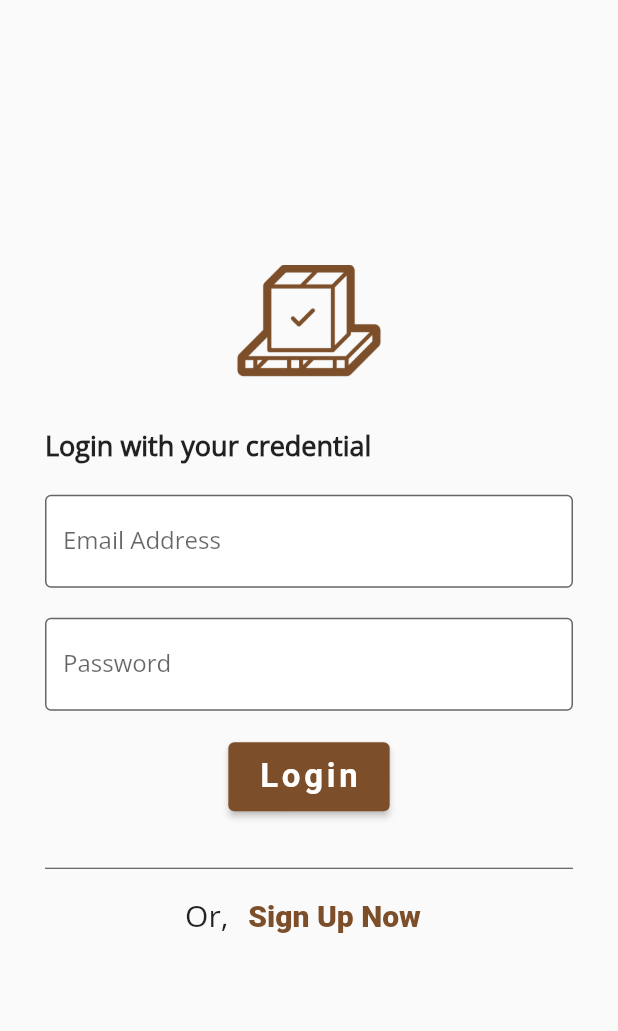
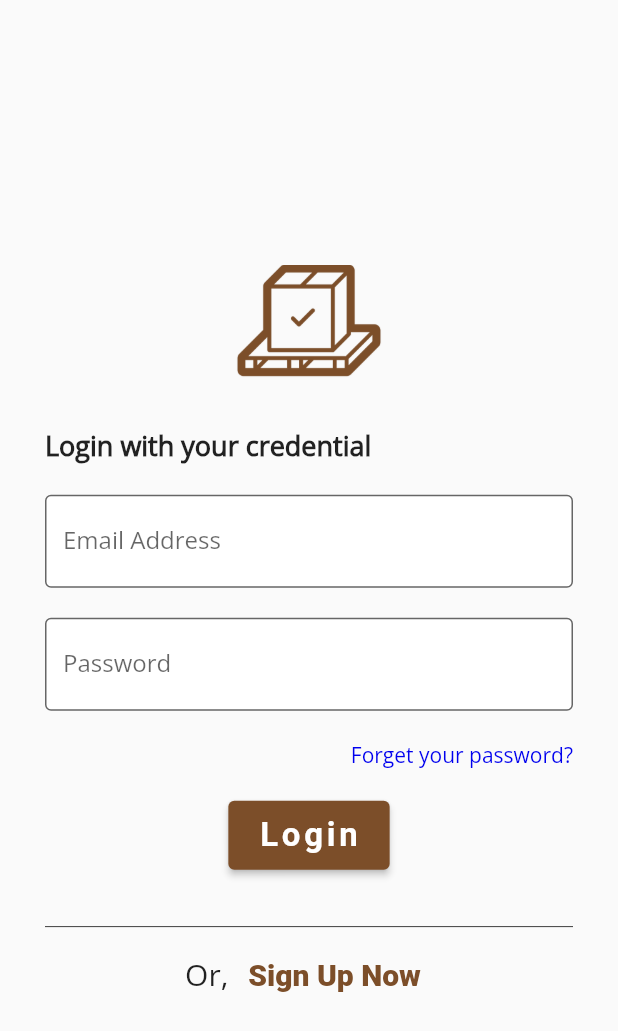
Before and after one commit to charleshoong97/StockManagement, a Flutter app: the screen it shows after launch, on a phone screen of 412 x 824 dp. Shown: the top 1031 px of the screen. Run offline on Flutter 3.47's test engine with Material 2 defaults, Android fonts, the phone set to English and light mode, and no system bars; our stand-ins replace firebase_auth, firebase_core, firebase_database; missing offline and left inert: flutter_barcode_scanner; accounts and stored records are empty.

Commit message:
Forget password and login page navigation

```diff
--- a/lib/constants/colors.dart
+++ b/lib/constants/colors.dart
@@ -2,3 +2,5 @@ import 'package:flutter/material.dart';
 
 const appColor = Color(0xff7C4E29);
 const disabledButtonColor = Color(0xff695d54);
+
+const hyperlinkColor = Color(0xff0000EE);
--- a/lib/pages/login_page.dart
+++ b/lib/pages/login_page.dart
@@ -4,11 +4,15 @@ import 'package:inventory/constants/colors.dart';
 import 'package:inventory/constants/images.dart';
 import 'package:firebase_auth/firebase_auth.dart';
 import 'package:inventory/controllers/account_controller.dart';
+import 'package:inventory/pages/home_page.dart';
+import 'package:inventory/pages/reset_password_page.dart';
+import 'package:inventory/pages/signup_page.dart';
 
 class LoginPage extends StatefulWidget {
-  const LoginPage({Key? key}) : super(key: key);
+  const LoginPage({Key? key, this.emailAddress}) : super(key: key);
 
-  static const route = "/login";
+  static const route = "/login/";
+  final String? emailAddress;
 
   @override
   LoginPageState createState() => LoginPageState();
@@ -23,6 +27,14 @@ class LoginPageState extends State<LoginPage> {
   final ValueNotifier<String> errorMessage = ValueNotifier<String>("");
 
   final ValueNotifier<bool> isSubmitting = ValueNotifier<bool>(false);
+
+  @override
+  initState() {
+    super.initState();
+    if (widget.emailAddress != null) {
+      email.text = widget.emailAddress!;
+    }
+  }
 
   Future<bool> login() async {
     FocusManager.instance.primaryFocus!.unfocus();
@@ -125,10 +137,10 @@ class LoginPageState extends State<LoginPage> {
                               FilteringTextInputFormatter.deny(RegExp(r' '))
                             ],
                             onFieldSubmitted: (value) async {
-                              if (!submitting && await login()) {
+                              if (!submitting && await login() && mounted) {
                                 Navigator.pushNamedAndRemoveUntil(
                                     context,
-                                    '/home',
+                                    HomePage.route,
                                     (route) => route.settings.name == '/');
                               }
                             },
@@ -141,6 +153,23 @@ class LoginPageState extends State<LoginPage> {
                               return null;
                             },
                           ))),
+                ),
+                Align(
+                  alignment: Alignment.centerRight,
+                  child: Padding(
+                    padding: const EdgeInsets.only(bottom: 20),
+                    child: GestureDetector(
+                      onTap: () {
+                        Navigator.pushNamed(context, ResetPasswordPage.route);
+                      },
+                      child: const Text(
+                        "Forget your password?",
+                        style: TextStyle(
+                          color: hyperlinkColor,
+                        ),
+                      ),
+                    ),
+                  ),
                 ),
                 Align(
                   alignment: Alignment.center,
@@ -173,10 +202,12 @@ class LoginPageState extends State<LoginPage> {
                                 onPressed: submitting
                                     ? null
                                     : () async {
-                                        if (!submitting && await login()) {
+                                        if (!submitting &&
+                                            await login() &&
+                                            mounted) {
                                           Navigator.pushNamedAndRemoveUntil(
                                               context,
-                                              '/home',
+                                              HomePage.route,
                                               (route) =>
                                                   route.settings.name == '/');
                                         }
@@ -211,7 +242,7 @@ class LoginPageState extends State<LoginPage> {
                     TextButton(
                         onPressed: () async {
                           FocusManager.instance.primaryFocus!.unfocus();
-                          await Navigator.pushNamed(context, '/signup');
+                          await Navigator.pushNamed(context, SignUpPage.route);
                           _formKey.currentState!.reset();
                         },
                         style: ButtonStyle(
--- /dev/null
+++ b/lib/services/route/dynamic_routes/login_route.dart
@@ -0,0 +1,13 @@
+import 'package:flutter/material.dart';
+import 'package:inventory/pages/login_page.dart';
+import 'package:inventory/pages/not_found_page.dart';
+import 'package:inventory/pages/category_details_page.dart';
+
+class LoginRoute {
+  static Widget getLoginEmailAddressFromSignUp(String? slug) {
+    if (slug != null && slug.isNotEmpty) {
+      return LoginPage(emailAddress: slug);
+    }
+    return const LoginPage();
+  }
+}
--- a/lib/services/route/route_configuration.dart
+++ b/lib/services/route/route_configuration.dart
@@ -4,9 +4,11 @@ import 'package:inventory/pages/not_found_page.dart';
 import 'package:inventory/pages/category_details_page.dart';
 import 'package:inventory/pages/home_page.dart';
 import 'package:inventory/pages/login_page.dart';
+import 'package:inventory/pages/reset_password_page.dart';
 import 'package:inventory/pages/signup_page.dart';
 import 'package:inventory/pages/splash_page.dart';
 import 'package:inventory/services/route/dynamic_routes/category_route.dart';
+import 'package:inventory/services/route/dynamic_routes/login_route.dart';
 import 'package:inventory/services/route/path.dart';
 
 class RouteConfiguration {
@@ -17,12 +19,16 @@ class RouteConfiguration {
   /// take priority.
   static List<NavigationPath> paths = [
     NavigationPath(
-      r'^' + LoginPage.route,
-      (context, match) => LoginPage(),
+      r'^' + LoginPage.route + r'(.*)$',
+      (context, match) => LoginRoute.getLoginEmailAddressFromSignUp(match),
     ),
     NavigationPath(
       r'^' + SignUpPage.route,
       (context, match) => SignUpPage(),
+    ),
+    NavigationPath(
+      r'^' + ResetPasswordPage.route,
+      (context, match) => ResetPasswordPage(),
     ),
     NavigationPath(
       r'^' + CategoryDetails.baseRoute + r'/([\w-]+)$',
@@ -47,19 +53,30 @@ class RouteConfiguration {
   /// [WidgetsApp.onGenerateRoute] to make use of the [paths] for route
   /// matching.
   static Route onGenerateRoute(RouteSettings settings) {
+    // debugPrint("Path Name : ${settings.name!}");
     if ((FirebaseAuth.instance.currentUser) == null &&
-        !["/", SignUpPage.route, LoginPage.route, NotFoundPage.route]
-            .contains(settings.name)) {
-      settings = settings.copyWith(name: "/login");
+        ![
+          "/",
+          SignUpPage.route,
+          LoginPage.route,
+          NotFoundPage.route,
+          ResetPasswordPage.route
+        ].contains(settings.name) &&
+        !RegExp(r'^' + LoginPage.route + r'(.*)$').hasMatch(settings.name!)) {
+      settings = settings.copyWith(name: LoginPage.route);
     }
 
     for (NavigationPath path in paths) {
+      // debugPrint("Pattern : ${path.pattern}");
       final regExpPattern = RegExp(path.pattern);
       if (regExpPattern.hasMatch(settings.name!)) {
+        // debugPrint("Match : ${path.pattern}");
+
         final firstMatch = regExpPattern.firstMatch(settings.name!);
         final match = (firstMatch != null && firstMatch.groupCount == 1)
             ? firstMatch.group(1)!
-            : '/';
+            : '';
+        // debugPrint("Value : $match");
         return MaterialPageRoute<void>(
           builder: (context) => path.builder(context, match),
           settings: settings,
```
Also changed, not shown: lib/controllers/account_controller.dart (+26 -2 lines), lib/pages/home_page.dart (+5 -3 lines), lib/pages/reset_password_page.dart (added, +214 -0 lines), lib/pages/signup_page.dart (+37 -9 lines), lib/pages/splash_page.dart (+5 -3 lines).
